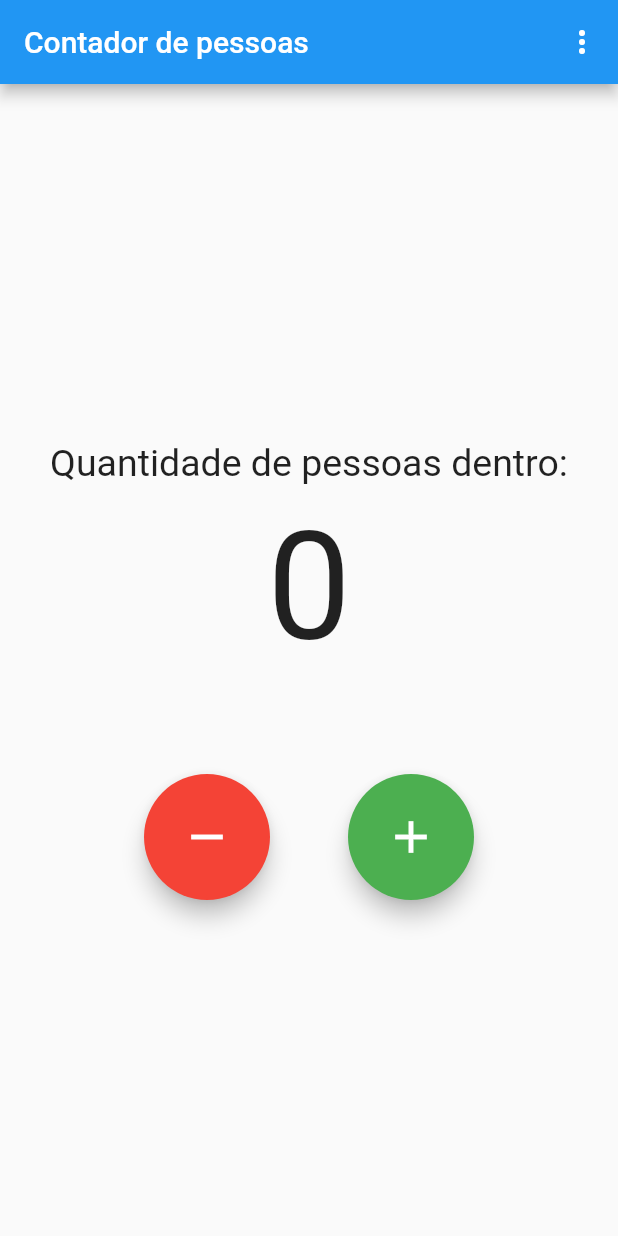
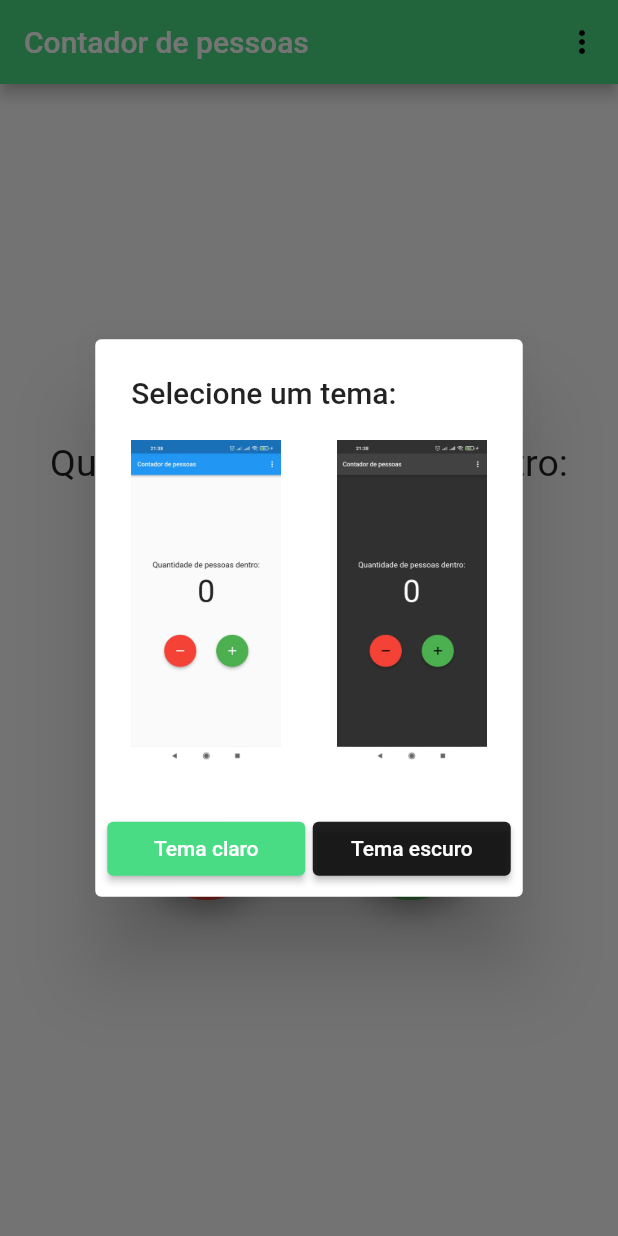
Before and after one commit to 17bastos/people-counter, a Flutter app: the screen it shows after launch, on a phone screen of 412 x 824 dp. Run offline on Flutter 3.47's test engine with Material 2 defaults, Android fonts, the phone set to English and light mode, and no system bars; drawn by our look-alikes of google_mobile_ads; our stand-ins replace shared_preferences; network calls fail.

Commit message:
add: tema escuro

```diff
--- a/lib/counter.dart
+++ b/lib/counter.dart
@@ -1,4 +1,5 @@
 import 'package:flutter/material.dart';
+import 'package:flutter/widgets.dart';
 import 'package:peoplecounter/main.dart';
 import 'package:peoplecounter/prefs.dart';
 import 'package:peoplecounter/strings.dart';
@@ -9,16 +10,13 @@ class Counter extends StatefulWidget {
 
   final String? title;
 
-
   @override
   _CounterState createState() => _CounterState();
 }
 
 class _CounterState extends State<Counter> {
-
-
   int _counter = 0;
-  bool _isThemeLight = false;
+  bool _isThemeLight = true;
 
   _getCounterFromPrefs() async {
     _counter = await Prefs.getInt("counter");
@@ -49,12 +47,85 @@ class _CounterState extends State<Counter> {
   _setTheme() {
     setState(() {
       _isThemeLight = !_isThemeLight;
+      Prefs.setBool('theme', _isThemeLight);
       isLightTheme.add(_isThemeLight);
     });
   }
 
+  _getThemeFromPrefs() async {
+    bool? isThemeLight = await Prefs.getBool('theme');
+    print(isThemeLight);
+
+    if (isThemeLight == null) {
+      _selectTheme();
+    } else {
+      _isThemeLight = isThemeLight;
+      isLightTheme.add(_isThemeLight);
+    }
+  }
+
+  _selectTheme() {
+    showDialog(
+        context: context,
+        barrierDismissible: false,
+        builder: (BuildContext context) {
+          return AlertDialog(
+            title: Text(Strings.selecione_um_tema),
+            content: Row(
+                mainAxisAlignment: MainAxisAlignment.spaceBetween,
+                children: [
+                  Container(
+                      width: 100,
+                      child: Image.asset("assets/images/tema_claro.jpeg")),
+                  SizedBox(
+                    width: 5,
+                  ),
+                  Container(
+                      width: 100,
+                      child: Image.asset("assets/images/tema_escuro.jpeg")),
+                ]),
+            actions: [
+              Row(
+                mainAxisAlignment: MainAxisAlignment.center,
+                children: [
+                  ElevatedButton(
+                    onPressed: () {
+                      Prefs.setBool('theme', true);
+                      Navigator.pop(context);
+                    },
+                    child: Container(
+                        alignment: Alignment.center,
+                        width: 100,
+                        child: Text(
+                          Strings.tema_claro,
+                          style: TextStyle(color: Colors.white),
+                        )),
+                  ),
+                  SizedBox(width: 5),
+                  ElevatedButton(
+                    style: ElevatedButton.styleFrom(primary: Colors.black87),
+                    onPressed: () {
+                      Prefs.setBool('theme', false);
+                      _setTheme();
+                      Navigator.pop(context);
+                    },
+                    child: Container(
+                      alignment: Alignment.center,
+                      width: 100,
+                      child: Text(Strings.tema_escuro,
+                          style: TextStyle(color: Colors.white)),
+                    ),
+                  )
+                ],
+              )
+            ],
+          );
+        });
+  }
+
   @override
   void initState() {
+    _getThemeFromPrefs();
     _getCounterFromPrefs();
     super.initState();
   }
@@ -63,7 +134,10 @@ class _CounterState extends State<Counter> {
   Widget build(BuildContext context) {
     return Scaffold(
       appBar: AppBar(
-        title: Text(widget.title ?? ""),
+        title: Text(
+          widget.title ?? "",
+          style: TextStyle(color: Colors.white),
+        ),
         actions: <Widget>[
           PopupMenuButton<int>(
             icon: getIcon(Theme.of(context).platform),
@@ -93,7 +167,8 @@ class _CounterState extends State<Counter> {
                     Text(Strings.zerar_contador),
                   ],
                 ),
-              ),PopupMenuItem(
+              ),
+              PopupMenuItem(
                 value: 1,
                 child: Row(
                   mainAxisSize: MainAxisSize.min,
@@ -102,7 +177,9 @@ class _CounterState extends State<Counter> {
                     SizedBox(
                       width: 5,
                     ),
-                    Text(_isThemeLight ? Strings.tema_escuro : Strings.tema_claro),
+                    Text(_isThemeLight
+                        ? Strings.tema_escuro
+                        : Strings.tema_claro),
                   ],
                 ),
               ),
--- a/lib/main.dart
+++ b/lib/main.dart
@@ -5,6 +5,7 @@ import 'package:flutter/widgets.dart';
 import 'package:peoplecounter/counter.dart';
 import 'package:peoplecounter/strings.dart';
 import 'package:google_mobile_ads/google_mobile_ads.dart';
+import 'package:peoplecounter/utils.dart';
 
 StreamController<bool> isLightTheme = StreamController();
 
@@ -23,12 +24,12 @@ class MyApp extends StatelessWidget {
     final darkTheme = ThemeData(
       visualDensity: VisualDensity.adaptivePlatformDensity,
       colorScheme: ColorScheme.fromSwatch(
-        primarySwatch: Colors.blue,
+        primarySwatch: primaryColor,
         brightness: Brightness.dark,
       ).copyWith(secondary: Colors.white));
 
     final lightTheme = ThemeData(
-      primarySwatch: Colors.blue,
+      primarySwatch: primaryColor,
     );
 
     return StreamBuilder<bool>(
--- a/lib/prefs.dart
+++ b/lib/prefs.dart
@@ -3,10 +3,10 @@ import 'package:shared_preferences/shared_preferences.dart';
 
 class Prefs {
 
-  static Future<bool> getBool(String key) async {
+  static Future<bool?> getBool(String key) async {
     var prefs = await SharedPreferences.getInstance();
 
-    return prefs.getBool(key) ?? false;
+    return prefs.getBool(key);
   }
 
   static void setBool(String key, bool b) async {
--- a/lib/strings.dart
+++ b/lib/strings.dart
@@ -8,4 +8,5 @@ abstract class Strings {
   static const String tema_claro = "Tema claro";
   static const String tema_escuro = "Tema escuro";
   static const String descricao_sobre = "Este aplicativo foi desenvolvido para apoiar o controle de fluxo de pessoas dentro de um estabelecimento.";
+  static const String selecione_um_tema = "Selecione um tema:";
 }
--- a/lib/utils.dart
+++ b/lib/utils.dart
@@ -42,3 +42,18 @@ alert(BuildContext context, String msg, {Function? callback}) {
     },
   );
 }
+
+Map<int, Color> mapColor = {
+  50:Color(0xff4adc84).withOpacity(0.1),
+  100:Color(0xff4adc84).withOpacity(0.2),
+  200:Color(0xff4adc84).withOpacity(0.3),
+  300:Color(0xff4adc84).withOpacity(0.4),
+  400:Color(0xff4adc84).withOpacity(0.5),
+  500:Color(0xff4adc84).withOpacity(0.6),
+  600:Color(0xff4adc84).withOpacity(0.7),
+  700:Color(0xff4adc84).withOpacity(0.8),
+  800:Color(0xff4adc84).withOpacity(0.9),
+  900:Color(0xff4adc84).withOpacity(0.1)
+};
+
+MaterialColor primaryColor = MaterialColor(0xff4adc84, mapColor);
--- a/pubspec.yaml
+++ b/pubspec.yaml
@@ -42,8 +42,8 @@ flutter:
   uses-material-design: true
 
   # To add assets to your application, add an assets section, like this:
-  # assets:
-  #   - images/a_dot_burr.jpeg
+  assets:
+    - assets/images/
   #   - images/a_dot_ham.jpeg
 
   # An image asset can refer to one or more resolution-specific "variants", see
```
Also changed, not shown: assets/images/tema_claro.jpeg (added), assets/images/tema_escuro.jpeg (added), 2 other files.
